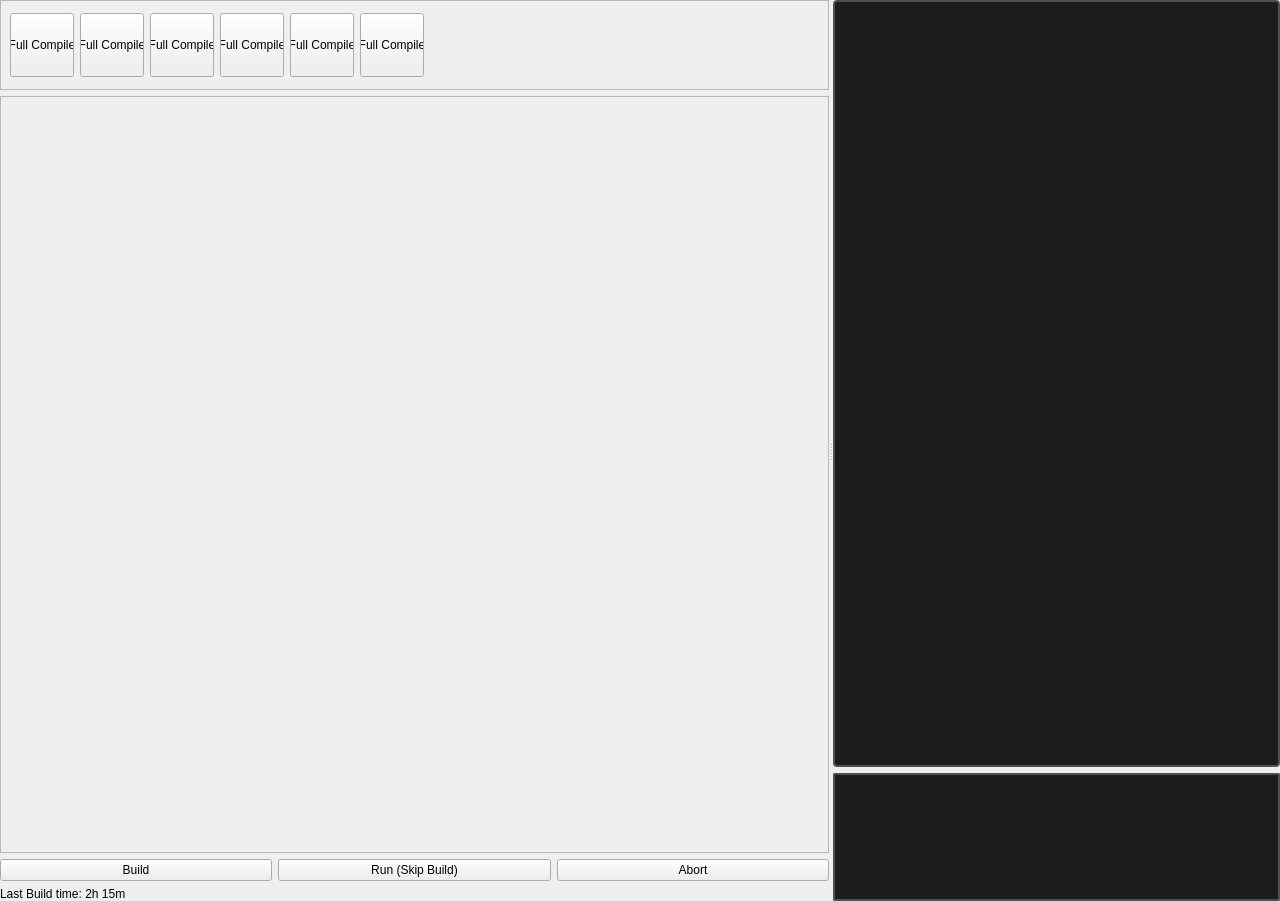
Qt form src/forms/mapbuilder/main.ui (dertwist/Hammer5Tools) before a commit.
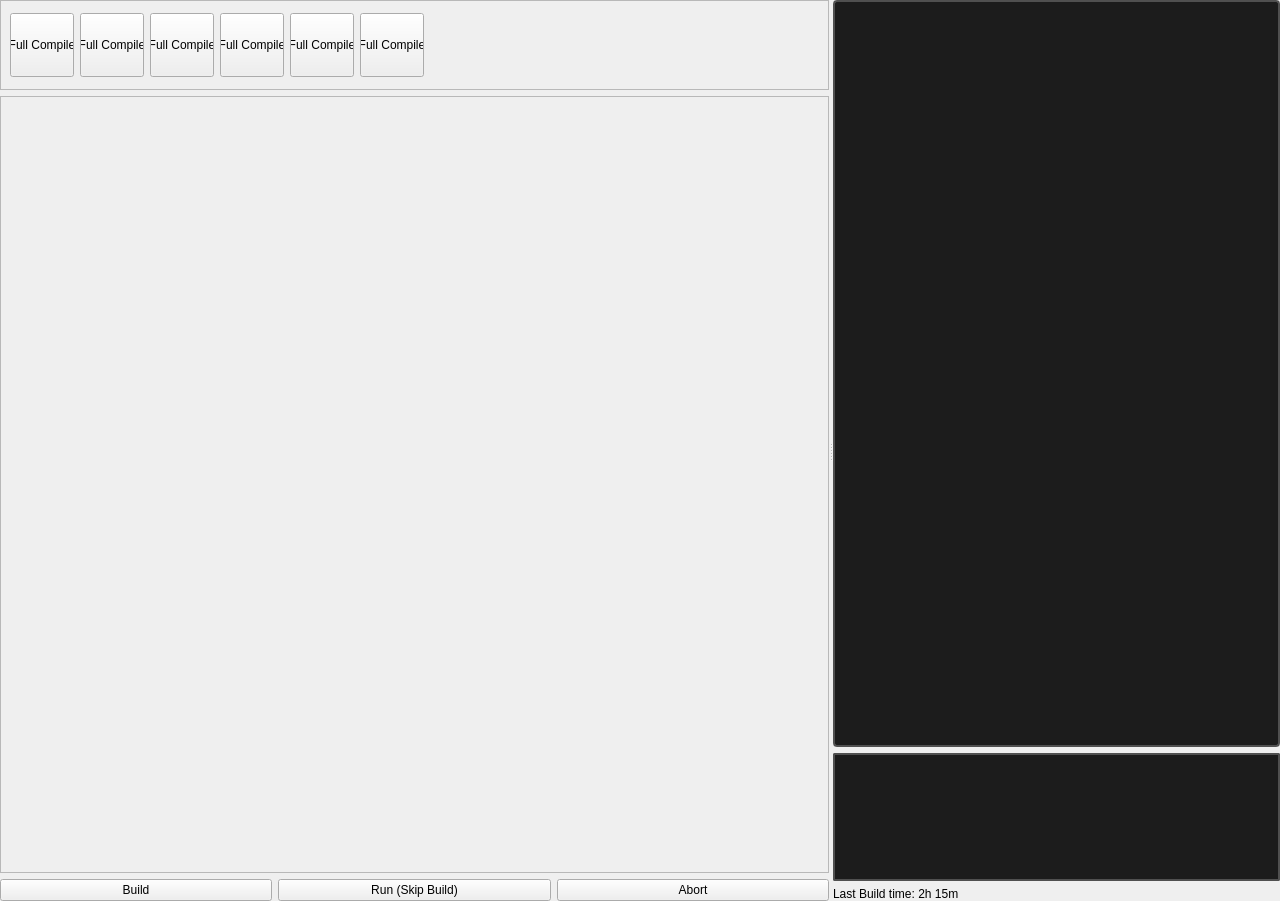
The same form after that commit. Icons and pictures are not drawn.

Commit message: upd:mapbuilder:ui update

```diff
--- a/src/forms/mapbuilder/main.ui
+++ b/src/forms/mapbuilder/main.ui
@@ -378,7 +378,7 @@
              <x>0</x>
              <y>0</y>
              <width>826</width>
-             <height>747</height>
+             <height>769</height>
             </rect>
            </property>
            <layout class="QVBoxLayout" name="verticalLayout">
@@ -437,13 +437,6 @@
           </item>
          </layout>
         </item>
-        <item>
-         <widget class="QLabel" name="last_build_stats_label">
-          <property name="text">
-           <string>Last Build time: 2h 15m</string>
-          </property>
-         </widget>
-        </item>
        </layout>
       </widget>
       <widget class="QWidget" name="layoutWidget">
@@ -580,6 +573,13 @@
           </layout>
          </widget>
         </item>
+        <item>
+         <widget class="QLabel" name="last_build_stats_label">
+          <property name="text">
+           <string>Last Build time: 2h 15m</string>
+          </property>
+         </widget>
+        </item>
        </layout>
       </widget>
      </widget>
```
The commit also changes 1 other file.
